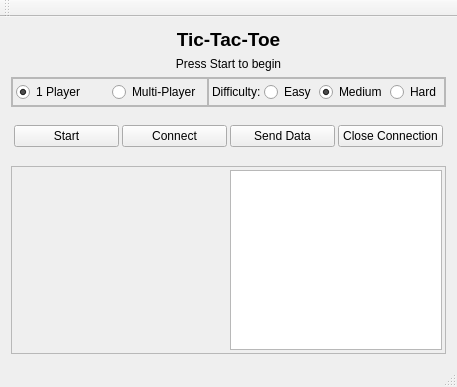
Qt form MainWindow.ui (edgul/Tic-Tac-Toe) before a commit.
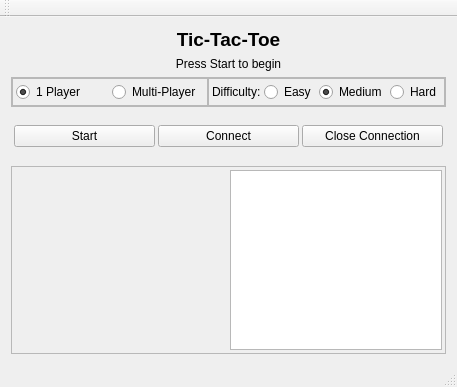
The same form after that commit. Custom widgets are drawn as their Qt base class.

Patch:
```diff
--- a/MainWindow.ui
+++ b/MainWindow.ui
@@ -227,13 +227,6 @@
          </property>
         </widget>
        </item>
-       <item>
-        <widget class="QPushButton" name="button_send_data">
-         <property name="text">
-          <string>Send Data</string>
-         </property>
-        </widget>
-       </item>
        <item>
         <widget class="QPushButton" name="button_close_connection">
          <property name="text">
```
